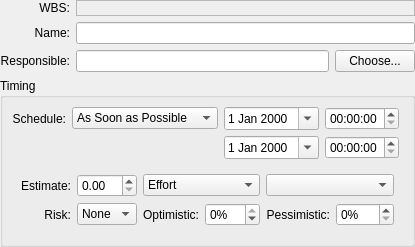
This is plan/libs/ui/kpttaskgeneralpanelbase.ui in KDE/calligra as Qt 5 draws it before an edit. The edited form follows.
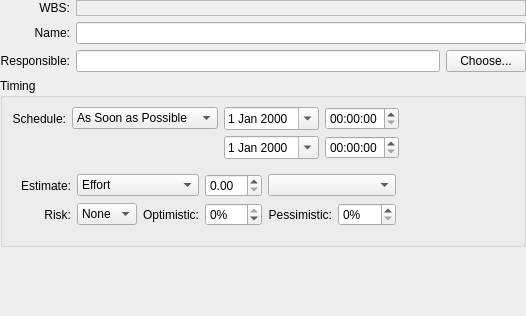
This is the edited form. Custom widgets are drawn as their Qt base class.

Commit message:
Plan: Usability: Never block save, add Milestone option to task dialog
BUG:322661
BUG:352226
FIXED_IN:3.0

What changed in the file:
```diff
--- a/plan/libs/ui/kpttaskgeneralpanelbase.ui
+++ b/plan/libs/ui/kpttaskgeneralpanelbase.ui
@@ -7,8 +7,8 @@
    <rect>
     <x>0</x>
     <y>0</y>
-    <width>405</width>
-    <height>240</height>
+    <width>526</width>
+    <height>316</height>
    </rect>
   </property>
   <layout class="QVBoxLayout" name="verticalLayout">
@@ -270,36 +270,36 @@
            <property name="alignment">
             <set>Qt::AlignRight|Qt::AlignTrailing|Qt::AlignVCenter</set>
            </property>
-          </widget>
-         </item>
-         <item row="0" column="1">
-          <widget class="DurationSpinBox" name="estimate"/>
-         </item>
-         <item row="0" column="2" colspan="2">
-          <widget class="KComboBox" name="estimateType">
-           <property name="sizePolicy">
-            <sizepolicy hsizetype="Preferred" vsizetype="Fixed">
-             <horstretch>0</horstretch>
-             <verstretch>0</verstretch>
-            </sizepolicy>
-           </property>
-           <property name="editable">
+           <property name="wordWrap">
             <bool>false</bool>
            </property>
-           <item>
-            <property name="text">
-             <string>Effort</string>
-            </property>
-           </item>
-           <item>
-            <property name="text">
-             <string>Duration</string>
-            </property>
-           </item>
+           <property name="buddy">
+            <cstring>estimateType</cstring>
+           </property>
           </widget>
          </item>
-         <item row="0" column="4" colspan="2">
-          <widget class="KComboBox" name="calendarCombo"/>
+         <item row="1" column="6">
+          <widget class="QSpinBox" name="pessimisticValue">
+           <property name="suffix">
+            <string>%</string>
+           </property>
+           <property name="maximum">
+            <number>999</number>
+           </property>
+          </widget>
+         </item>
+         <item row="1" column="7">
+          <spacer name="horizontalSpacer_2">
+           <property name="orientation">
+            <enum>Qt::Horizontal</enum>
+           </property>
+           <property name="sizeHint" stdset="0">
+            <size>
+             <width>40</width>
+             <height>20</height>
+            </size>
+           </property>
+          </spacer>
          </item>
          <item row="1" column="0">
           <widget class="QLabel" name="textLabel3_2_3">
@@ -326,6 +326,9 @@
            </property>
           </widget>
          </item>
+         <item row="0" column="5" colspan="2">
+          <widget class="KComboBox" name="calendarCombo"/>
+         </item>
          <item row="1" column="1">
           <widget class="KComboBox" name="risk">
            <property name="sizePolicy">
@@ -392,7 +395,7 @@
            </property>
           </widget>
          </item>
-         <item row="1" column="4">
+         <item row="1" column="5">
           <widget class="QLabel" name="textLabel2_2">
            <property name="text">
             <string>Pessimistic:</string>
@@ -408,28 +411,36 @@
            </property>
           </widget>
          </item>
-         <item row="1" column="5">
-          <widget class="QSpinBox" name="pessimisticValue">
-           <property name="suffix">
-            <string>%</string>
-           </property>
-           <property name="maximum">
-            <number>999</number>
-           </property>
-          </widget>
+         <item row="0" column="3">
+          <widget class="DurationSpinBox" name="estimate"/>
          </item>
-         <item row="1" column="6">
-          <spacer name="horizontalSpacer_2">
-           <property name="orientation">
-            <enum>Qt::Horizontal</enum>
+         <item row="0" column="1" colspan="2">
+          <widget class="KComboBox" name="estimateType">
+           <property name="sizePolicy">
+            <sizepolicy hsizetype="Preferred" vsizetype="Fixed">
+             <horstretch>0</horstretch>
+             <verstretch>0</verstretch>
+            </sizepolicy>
            </property>
-           <property name="sizeHint" stdset="0">
-            <size>
-             <width>40</width>
-             <height>20</height>
-            </size>
+           <property name="editable">
+            <bool>false</bool>
            </property>
-          </spacer>
+           <item>
+            <property name="text">
+             <string>Effort</string>
+            </property>
+           </item>
+           <item>
+            <property name="text">
+             <string>Duration</string>
+            </property>
+           </item>
+           <item>
+            <property name="text">
+             <string>Milestone</string>
+            </property>
+           </item>
+          </widget>
          </item>
         </layout>
        </widget>
@@ -453,17 +464,17 @@
   </layout>
  </widget>
  <customwidgets>
+  <customwidget>
+   <class>KComboBox</class>
+   <extends>QComboBox</extends>
+   <header>kcombobox.h</header>
+  </customwidget>
   <customwidget>
    <class>KLineEdit</class>
    <extends>QLineEdit</extends>
    <header>klineedit.h</header>
    <container>1</container>
   </customwidget>
-  <customwidget>
-   <class>KComboBox</class>
-   <extends>QComboBox</extends>
-   <header>kcombobox.h</header>
-  </customwidget>
   <customwidget>
    <class>DurationSpinBox</class>
    <extends>QDoubleSpinBox</extends>
```
Left out of the diff: 41 changed lines with no effect on the pictures. The commit also changes 3 other files.
